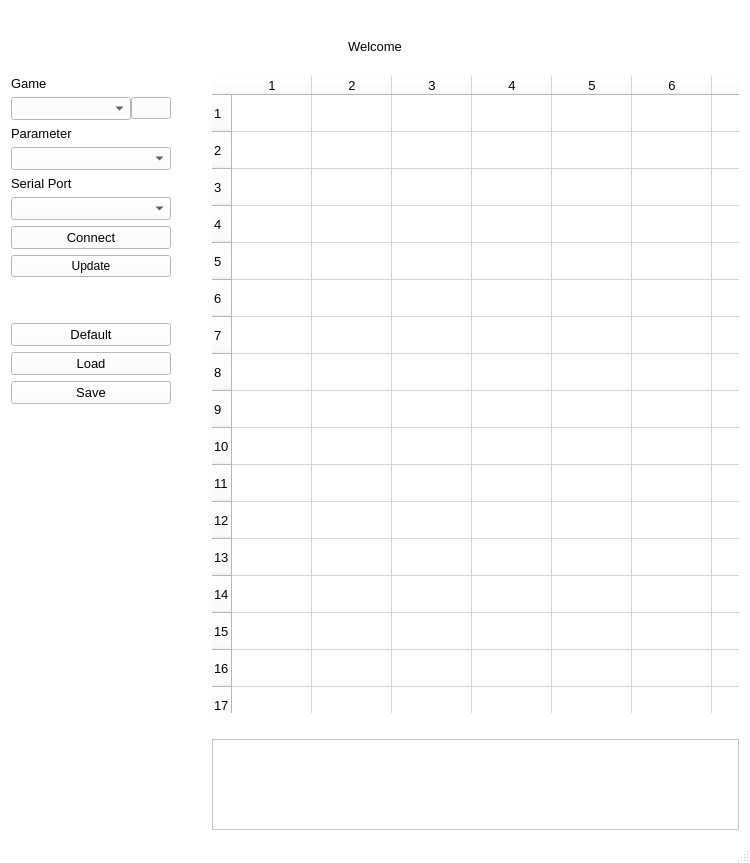
Before: the Qt Designer form afterglow_config/mainwindow.ui in bitfieldlabs/afterglow, drawn with Qt 5.
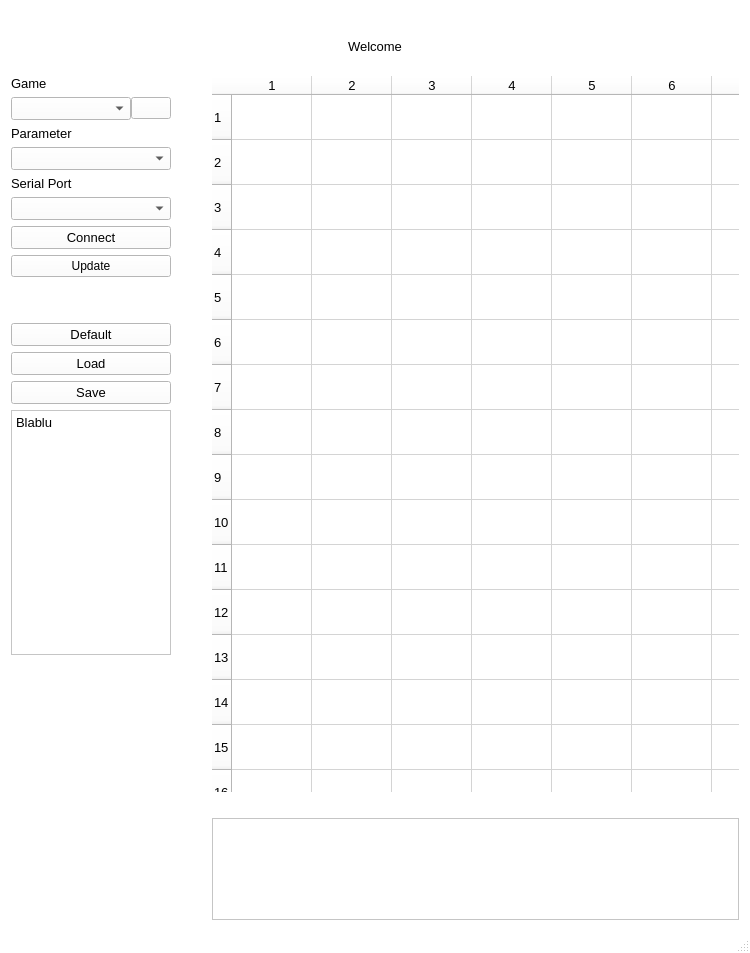
After: the same form once the commit is applied. Icons and pictures are not drawn.

```diff
--- a/afterglow_config/mainwindow.ui
+++ b/afterglow_config/mainwindow.ui
@@ -7,7 +7,7 @@
     <x>0</x>
     <y>0</y>
     <width>750</width>
-    <height>863</height>
+    <height>953</height>
    </rect>
   </property>
   <property name="palette">
@@ -656,6 +656,20 @@
           </property>
          </widget>
         </item>
+        <item>
+         <widget class="QTextBrowser" name="descriptionText">
+          <property name="html">
+           <string>&lt;!DOCTYPE HTML PUBLIC &quot;-//W3C//DTD HTML 4.0//EN&quot; &quot;http://www.w3.org/TR/REC-html40/strict.dtd&quot;&gt;
+&lt;html&gt;&lt;head&gt;&lt;meta name=&quot;qrichtext&quot; content=&quot;1&quot; /&gt;&lt;meta charset=&quot;utf-8&quot; /&gt;&lt;style type=&quot;text/css&quot;&gt;
+p, li { white-space: pre-wrap; }
+hr { height: 1px; border-width: 0; }
+li.unchecked::marker { content: &quot;\2610&quot;; }
+li.checked::marker { content: &quot;\2612&quot;; }
+&lt;/style&gt;&lt;/head&gt;&lt;body style=&quot; font-family:'Noto Sans'; font-size:10pt; font-weight:400; font-style:normal;&quot;&gt;
+&lt;p style=&quot; margin-top:0px; margin-bottom:0px; margin-left:0px; margin-right:0px; -qt-block-indent:0; text-indent:0px;&quot;&gt;Blablu&lt;/p&gt;&lt;/body&gt;&lt;/html&gt;</string>
+          </property>
+         </widget>
+        </item>
         <item>
          <spacer name="verticalSpacer_4">
           <property name="orientation">
@@ -752,7 +766,7 @@
            <number>80</number>
           </attribute>
           <attribute name="verticalHeaderDefaultSectionSize">
-           <number>37</number>
+           <number>45</number>
           </attribute>
           <row/>
           <row/>
```
